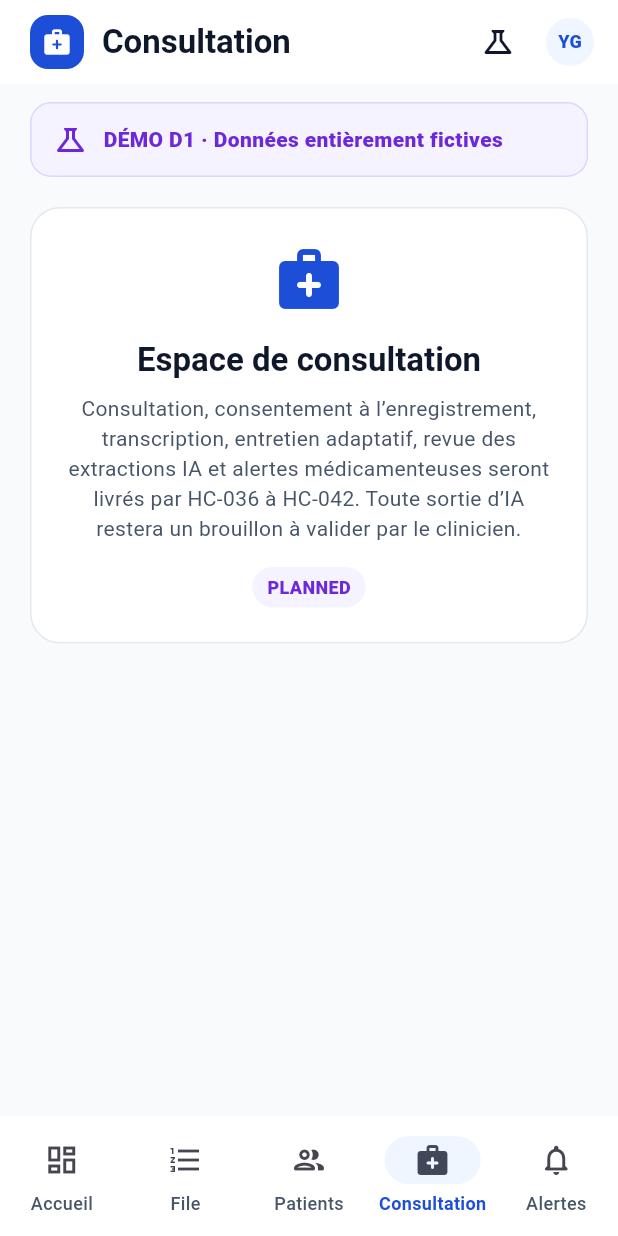
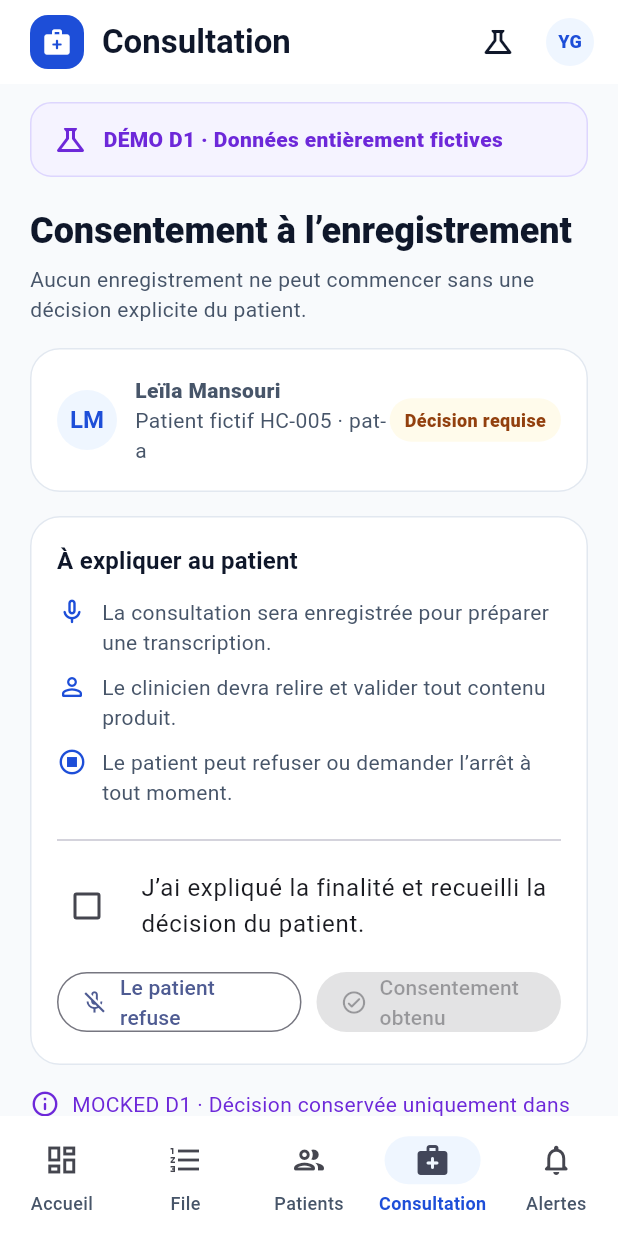
Before and after one commit to Medmas07/Medos, a Flutter app: the screen it shows after launch, item 4 of the bottom bar chosen, on a phone screen of 412 x 824 dp. Run offline on Flutter 3.47's test engine with Material 3 defaults, Android fonts, the phone set to English and light mode, and no system bars.

Commit message:
feat(clinician): add recording consent UX

```diff
--- a/apps/mobile/clinician/lib/presentation/clinician_shell.dart
+++ b/apps/mobile/clinician/lib/presentation/clinician_shell.dart
@@ -2,6 +2,7 @@ import 'package:flutter/material.dart';
 
 import '../demo/canonical_clinician.dart';
 import 'clinician_theme.dart';
+import 'recording_consent_view.dart';
 
 enum ShellDemoState { content, loading, empty, error }
 
@@ -217,12 +218,7 @@ class _ContentView extends StatelessWidget {
         message:
             'La liste des patients autorisés, leur fiche et leur historique fédéré seront livrés par HC-033 à HC-035. Ce shell ne charge aucun dossier clinique.',
       ),
-      ClinicianDestination.consultation => const _PlannedContent(
-        icon: Icons.medical_services_rounded,
-        title: 'Espace de consultation',
-        message:
-            'Consultation, consentement à l’enregistrement, transcription, entretien adaptatif, revue des extractions IA et alertes médicamenteuses seront livrés par HC-036 à HC-042. Toute sortie d’IA restera un brouillon à valider par le clinicien.',
-      ),
+      ClinicianDestination.consultation => const RecordingConsentView(),
       ClinicianDestination.alerts => const _PlannedContent(
         icon: Icons.notifications_rounded,
         title: 'Centre d’alertes',
--- /dev/null
+++ b/apps/mobile/clinician/lib/presentation/recording_consent_view.dart
@@ -0,0 +1,313 @@
+import 'package:flutter/material.dart';
+
+import 'clinician_theme.dart';
+
+enum RecordingConsentState { awaitingDecision, granted, declined }
+
+/// D1 presentation fixture copied from HC-005's fictional Patient A.
+/// It is not clinical data and is never persisted or sent anywhere.
+const demoConsultationPatientName = 'Leïla Mansouri';
+const demoConsultationPatientId = 'pat-a';
+
+class RecordingConsentView extends StatefulWidget {
+  const RecordingConsentView({super.key});
+
+  @override
+  State<RecordingConsentView> createState() => _RecordingConsentViewState();
+}
+
+class _RecordingConsentViewState extends State<RecordingConsentView> {
+  RecordingConsentState _state = RecordingConsentState.awaitingDecision;
+  bool _explanationConfirmed = false;
+
+  void _recordDecision(RecordingConsentState state) {
+    setState(() => _state = state);
+  }
+
+  void _resetDecision() {
+    setState(() {
+      _state = RecordingConsentState.awaitingDecision;
+      _explanationConfirmed = false;
+    });
+  }
+
+  @override
+  Widget build(BuildContext context) {
+    return Column(
+      crossAxisAlignment: CrossAxisAlignment.stretch,
+      children: [
+        Text(
+          'Consentement à l’enregistrement',
+          style: Theme.of(context).textTheme.headlineSmall,
+        ),
+        const SizedBox(height: 6),
+        const Text(
+          'Aucun enregistrement ne peut commencer sans une décision explicite du patient.',
+          style: TextStyle(color: ClinicianColors.muted, height: 1.4),
+        ),
+        const SizedBox(height: 16),
+        _PatientCard(state: _state),
+        const SizedBox(height: 16),
+        if (_state == RecordingConsentState.awaitingDecision)
+          _AwaitingDecisionCard(
+            explanationConfirmed: _explanationConfirmed,
+            onConfirmationChanged: (value) =>
+                setState(() => _explanationConfirmed = value ?? false),
+            onGrant: _explanationConfirmed
+                ? () => _recordDecision(RecordingConsentState.granted)
+                : null,
+            onDecline: () => _recordDecision(RecordingConsentState.declined),
+          )
+        else
+          _DecisionCard(state: _state, onReset: _resetDecision),
+        const SizedBox(height: 16),
+        const _DemoBoundaryCard(),
+      ],
+    );
+  }
+}
+
+class _PatientCard extends StatelessWidget {
+  const _PatientCard({required this.state});
+
+  final RecordingConsentState state;
+
+  @override
+  Widget build(BuildContext context) {
+    final (label, color, background) = switch (state) {
+      RecordingConsentState.awaitingDecision => (
+        'Décision requise',
+        const Color(0xFF92400E),
+        const Color(0xFFFFFBEB),
+      ),
+      RecordingConsentState.granted => (
+        'Consentement obtenu',
+        const Color(0xFF047857),
+        const Color(0xFFECFDF5),
+      ),
+      RecordingConsentState.declined => (
+        'Enregistrement refusé',
+        ClinicianColors.danger,
+        const Color(0xFFFEF2F2),
+      ),
+    };
+
+    return Card(
+      child: Padding(
+        padding: const EdgeInsets.all(18),
+        child: Row(
+          children: [
+            const CircleAvatar(
+              backgroundColor: ClinicianColors.brandSoft,
+              foregroundColor: ClinicianColors.brand,
+              child: Text('LM'),
+            ),
+            const SizedBox(width: 12),
+            const Expanded(
+              child: Column(
+                crossAxisAlignment: CrossAxisAlignment.start,
+                children: [
+                  Text(
+                    demoConsultationPatientName,
+                    style: TextStyle(fontWeight: FontWeight.w800),
+                  ),
+                  Text(
+                    'Patient fictif HC-005 · pat-a',
+                    style: TextStyle(color: ClinicianColors.muted),
+                  ),
+                ],
+              ),
+            ),
+            Container(
+              padding: const EdgeInsets.symmetric(horizontal: 10, vertical: 6),
+              decoration: BoxDecoration(
+                color: background,
+                borderRadius: BorderRadius.circular(999),
+              ),
+              child: Text(
+                label,
+                style: TextStyle(
+                  color: color,
+                  fontSize: 12,
+                  fontWeight: FontWeight.w800,
+                ),
+              ),
+            ),
+          ],
+        ),
+      ),
+    );
+  }
+}
+
+class _AwaitingDecisionCard extends StatelessWidget {
+  const _AwaitingDecisionCard({
+    required this.explanationConfirmed,
+    required this.onConfirmationChanged,
+    required this.onGrant,
+    required this.onDecline,
+  });
+
+  final bool explanationConfirmed;
+  final ValueChanged<bool?> onConfirmationChanged;
+  final VoidCallback? onGrant;
+  final VoidCallback onDecline;
+
+  @override
+  Widget build(BuildContext context) {
+    return Card(
+      child: Padding(
+        padding: const EdgeInsets.all(18),
+        child: Column(
+          crossAxisAlignment: CrossAxisAlignment.start,
+          children: [
+            Text(
+              'À expliquer au patient',
+              style: Theme.of(context).textTheme.titleMedium,
+            ),
+            const SizedBox(height: 12),
+            const _ExplanationLine(
+              icon: Icons.mic_none_rounded,
+              text:
+                  'La consultation sera enregistrée pour préparer une transcription.',
+            ),
+            const _ExplanationLine(
+              icon: Icons.person_outline_rounded,
+              text:
+                  'Le clinicien devra relire et valider tout contenu produit.',
+            ),
+            const _ExplanationLine(
+              icon: Icons.stop_circle_outlined,
+              text:
+                  'Le patient peut refuser ou demander l’arrêt à tout moment.',
+            ),
+            const Divider(height: 24),
+            CheckboxListTile(
+              contentPadding: EdgeInsets.zero,
+              controlAffinity: ListTileControlAffinity.leading,
+              value: explanationConfirmed,
+              onChanged: onConfirmationChanged,
+              title: const Text(
+                'J’ai expliqué la finalité et recueilli la décision du patient.',
+              ),
+            ),
+            const SizedBox(height: 8),
+            Row(
+              children: [
+                Expanded(
+                  child: OutlinedButton.icon(
+                    key: const ValueKey('recording-consent-decline'),
+                    onPressed: onDecline,
+                    icon: const Icon(Icons.mic_off_outlined),
+                    label: const Text('Le patient refuse'),
+                  ),
+                ),
+                const SizedBox(width: 10),
+                Expanded(
+                  child: FilledButton.icon(
+                    key: const ValueKey('recording-consent-grant'),
+                    onPressed: onGrant,
+                    icon: const Icon(Icons.check_circle_outline_rounded),
+                    label: const Text('Consentement obtenu'),
+                  ),
+                ),
+              ],
+            ),
+          ],
+        ),
+      ),
+    );
+  }
+}
+
+class _ExplanationLine extends StatelessWidget {
+  const _ExplanationLine({required this.icon, required this.text});
+
+  final IconData icon;
+  final String text;
+
+  @override
+  Widget build(BuildContext context) {
+    return Padding(
+      padding: const EdgeInsets.only(bottom: 10),
+      child: Row(
+        crossAxisAlignment: CrossAxisAlignment.start,
+        children: [
+          Icon(icon, size: 20, color: ClinicianColors.brand),
+          const SizedBox(width: 10),
+          Expanded(child: Text(text)),
+        ],
+      ),
+    );
+  }
+}
+
+class _DecisionCard extends StatelessWidget {
+  const _DecisionCard({required this.state, required this.onReset});
+
+  final RecordingConsentState state;
+  final VoidCallback onReset;
+
+  @override
+  Widget build(BuildContext context) {
+    final granted = state == RecordingConsentState.granted;
+    return Card(
+      color: granted ? const Color(0xFFECFDF5) : const Color(0xFFFEF2F2),
+      child: Padding(
+        padding: const EdgeInsets.all(18),
+        child: Column(
+          children: [
+            Icon(
+              granted ? Icons.verified_user_outlined : Icons.mic_off_outlined,
+              size: 42,
+              color: granted ? const Color(0xFF047857) : ClinicianColors.danger,
+            ),
+            const SizedBox(height: 10),
+            Text(
+              granted
+                  ? 'Consentement consigné pour cette session'
+                  : 'Enregistrement bloqué',
+              textAlign: TextAlign.center,
+              style: Theme.of(context).textTheme.titleMedium,
+            ),
+            const SizedBox(height: 6),
+            Text(
+              granted
+                  ? 'La capture audio reste PLANNED (HC-038) : aucun microphone n’est activé dans cette démo.'
+                  : 'Le refus est respecté. Aucun son n’est capturé et la consultation peut continuer sans enregistrement.',
+              textAlign: TextAlign.center,
+            ),
+            const SizedBox(height: 14),
+            OutlinedButton(
+              onPressed: onReset,
+              child: Text(
+                granted ? 'Retirer le consentement' : 'Revoir la décision',
+              ),
+            ),
+          ],
+        ),
+      ),
+    );
+  }
+}
+
+class _DemoBoundaryCard extends StatelessWidget {
+  const _DemoBoundaryCard();
+
+  @override
+  Widget build(BuildContext context) {
+    return const Row(
+      crossAxisAlignment: CrossAxisAlignment.start,
+      children: [
+        Icon(Icons.info_outline_rounded, size: 20, color: ClinicianColors.demo),
+        SizedBox(width: 8),
+        Expanded(
+          child: Text(
+            'MOCKED D1 · Décision conservée uniquement dans l’écran. Aucun audio, stockage, contrat API ou consentement juridiquement opposable.',
+            style: TextStyle(color: ClinicianColors.demo, height: 1.4),
+          ),
+        ),
+      ],
+    );
+  }
+}
```
Also changed, not shown: 3 other files.
